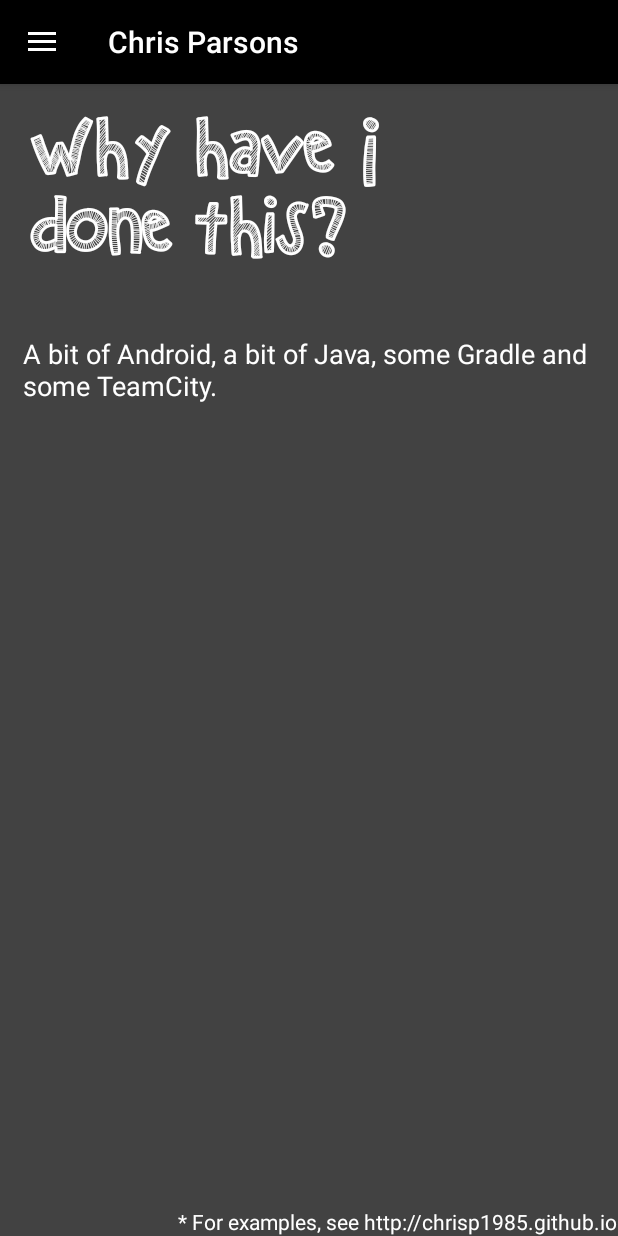
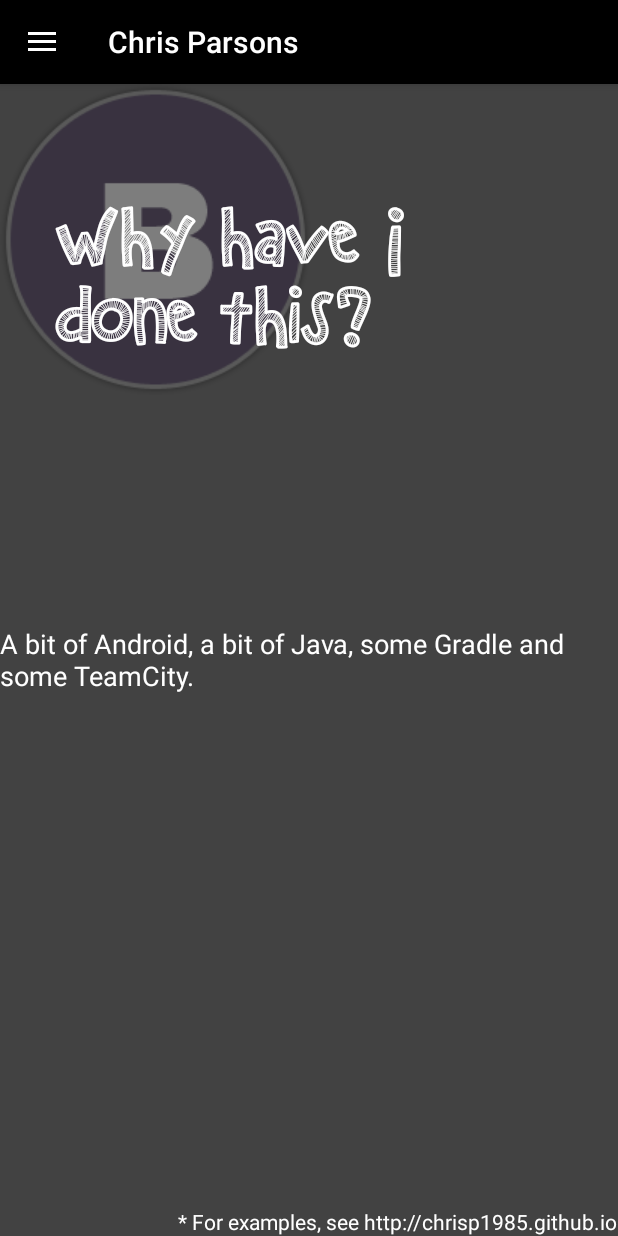
Before and after one commit to chrisp1985/chrisp1985.github.io, an Android app: the screen it shows after launch (ChrisPNavDrawer), in the side drawer, after a tap on "This App", on a phone screen of 412 x 824 dp. Run offline under Robolectric (Android 15) with nearby library versions, the phone set to English and light mode, and no system bars; libraries missing offline, so code that uses them is left out: com.synnapps.carouselview; 3 statements that could not run were skipped.

Commit message:
Added Tools page, refactored main page and removed some redundant code - MORE.

```diff
--- a/ChrisP1985/app/src/main/AndroidManifest.xml
+++ b/ChrisP1985/app/src/main/AndroidManifest.xml
@@ -11,6 +11,7 @@
         <activity
             android:name="net.ddns.chrisp1985.ChrisPNavDrawer"
             android:label="@string/app_name"
+            android:screenOrientation="portrait"
             android:theme="@style/AppTheme.NoActionBar">
             <intent-filter>
                 <action android:name="android.intent.action.MAIN" />
--- a/ChrisP1985/app/src/main/java/com/example/chrisp/myapplication/ThisApplication.java
+++ b/ChrisP1985/app/src/main/java/com/example/chrisp/myapplication/ThisApplication.java
@@ -1,13 +1,16 @@
 package com.example.chrisp.myapplication;
 
+import android.annotation.TargetApi;
 import android.content.Context;
 import android.graphics.Typeface;
 import android.net.Uri;
+import android.os.Build;
 import android.os.Bundle;
 import android.support.v4.app.Fragment;
 import android.view.LayoutInflater;
 import android.view.View;
 import android.view.ViewGroup;
+import android.widget.ImageView;
 import android.widget.TextView;
 
 import net.ddns.tests.chrisp1985.R;
@@ -63,12 +66,16 @@ public class ThisApplication extends Fragment {
         }
     }
 
+    @TargetApi(Build.VERSION_CODES.JELLY_BEAN)
     @Override
     public View onCreateView(LayoutInflater inflater, ViewGroup container,Bundle     savedInstanceState) {
         View v = inflater.inflate(R.layout.fragment_this_application, container, false);
         TextView txt = (TextView) v.findViewById(R.id.textView5);
         Typeface font = Typeface.createFromAsset(getActivity().getAssets(), "fonts/KBZipaDeeDooDah.ttf");
         txt.setTypeface(font);
+
+        ImageView picture = (ImageView) v.findViewById(R.id.bootstrapImage);
+        picture.setImageAlpha(80);
         return v;
     }
 
--- a/ChrisP1985/app/src/main/res/layout/fragment_this_application.xml
+++ b/ChrisP1985/app/src/main/res/layout/fragment_this_application.xml
@@ -12,6 +12,12 @@
         android:layout_height="match_parent"
         android:layout_gravity="left|top">
 
+        <ImageView
+            android:layout_width="wrap_content"
+            android:layout_height="wrap_content"
+            android:id="@+id/bootstrapImage"
+            android:src="@drawable/bootstrap" />
+
         <TextView
             android:layout_width="338dp"
             android:layout_height="119dp"
@@ -21,9 +27,16 @@
             android:layout_gravity="center_horizontal|top"
             android:textColor="#ffffff"
             android:textSize="48dp"
-            android:layout_marginTop="20dp"
-            android:layout_marginLeft="20dp"
-            android:layout_marginRight="20dp" />
+            android:layout_alignBaseline="@+id/textView6"
+            android:layout_alignBottom="@+id/textView6"
+            android:layout_centerHorizontal="true"
+            android:layout_marginTop="80dp" />
+
+    </RelativeLayout>
+
+    <RelativeLayout
+        android:layout_width="match_parent"
+        android:layout_height="match_parent">
 
         <TextView
             android:layout_width="wrap_content"
@@ -43,12 +56,8 @@
             android:text="@string/this_site_desc"
             android:id="@+id/textView6"
             android:textColor="#ffffff"
-            android:layout_alignTop="@+id/textView5"
-            android:layout_alignRight="@+id/textView7"
-            android:layout_alignEnd="@+id/textView7"
-            android:layout_marginLeft="15dp"
-            android:layout_marginTop="147dp"
-            android:layout_marginRight="15dp" />
+            android:layout_centerVertical="true"
+            android:layout_centerHorizontal="true" />
 
     </RelativeLayout>
 </FrameLayout>
```
